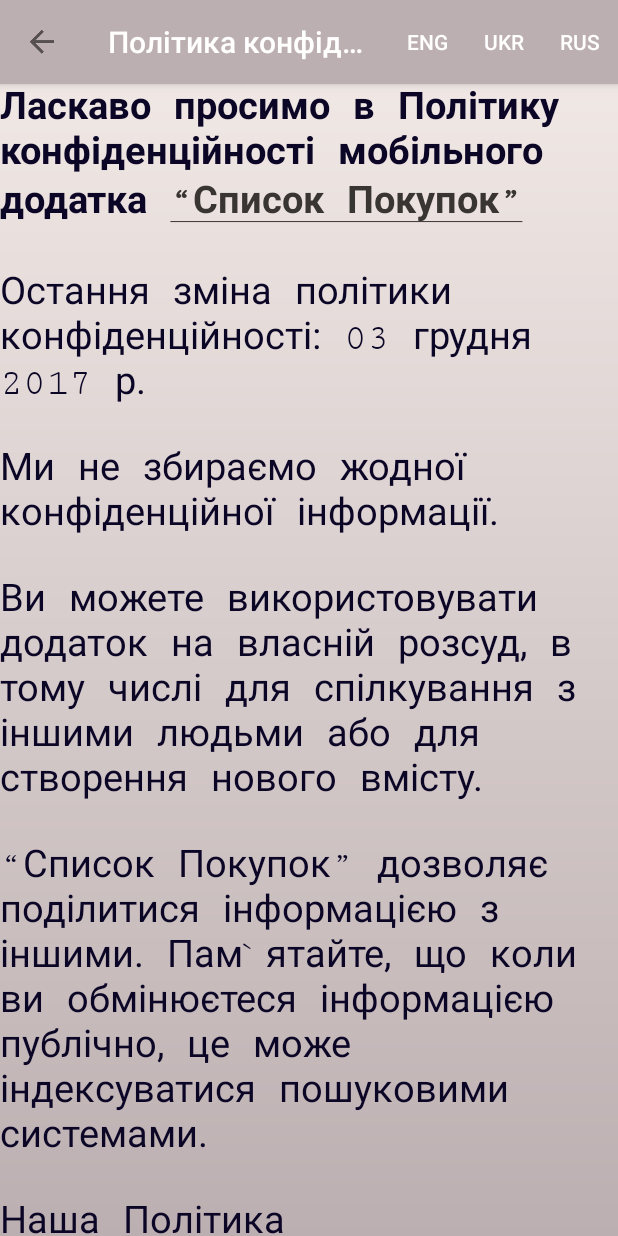
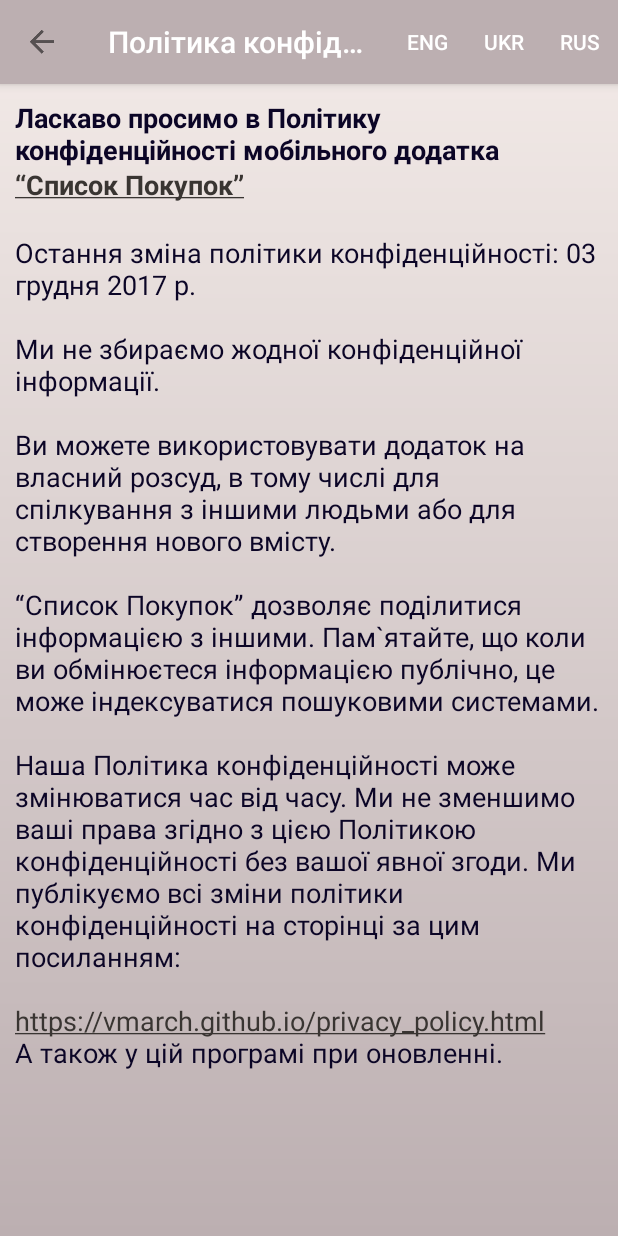
Before and after one commit to vmarch/ShoppingList, an Android app: the PrivacyPolicy screen opened directly, with no data from a screen before it, on a phone screen of 412 x 824 dp. Run offline under Robolectric (Android 15) with nearby library versions, the phone set to English and light mode, and no system bars.

Commit message:
Visual corrections. --- versionCode 12 versionName "5.1"

```diff
--- a/app/build.gradle
+++ b/app/build.gradle
@@ -7,8 +7,8 @@ android {
         applicationId "devtolife.shoppinglist"
         minSdkVersion 14
         targetSdkVersion 26
-        versionCode 11
-        versionName "5.0"
+        versionCode 12
+        versionName "5.1"
         testInstrumentationRunner "android.support.test.runner.AndroidJUnitRunner"
     }
     buildTypes {
--- a/app/src/main/res/layout/main_layout.xml
+++ b/app/src/main/res/layout/main_layout.xml
@@ -40,7 +40,6 @@
                     android:layout_width="match_parent"
                     android:layout_height="?attr/actionBarSize"
                     android:background="?attr/colorPrimary"
-                    android:elevation="4dp"
                     app:layout_scrollFlags="scroll|enterAlways"
                     app:popupTheme="@style/AppTheme.PopupOverlay" />
 
--- a/app/src/main/res/layout/privacy.xml
+++ b/app/src/main/res/layout/privacy.xml
@@ -34,8 +34,10 @@
             android:layout_width="match_parent"
             android:layout_height="wrap_content"
             android:maxLines="1000"
+            android:padding="10dp"
             android:scrollbarStyle="outsideInset"
-            android:text="" />
+            android:text=""
+            android:textSize="18sp"/>
 
     </LinearLayout>
 </LinearLayout>
--- a/app/src/main/res/values-v16/styles.xml
+++ /dev/null
@@ -1,9 +0,0 @@
-<?xml version="1.0" encoding="utf-8"?>
-<resources>
-
-    <style name="TextStyle">
-        <item name="android:textSize">25sp</item>
-        <item name="android:fontFamily">serif-monospace</item>
-        <item name="android:textColor">@color/colorOfText</item>
-    </style>
-</resources>
--- a/app/src/main/res/values/colors.xml
+++ b/app/src/main/res/values/colors.xml
@@ -1,6 +1,7 @@
 <?xml version="1.0" encoding="utf-8"?>
 <resources>
 
+    <color name="colorOfHeaderDark">#35030303</color>
     <color name="colorOfItem">#25f5f5f5</color>
     <color name="colorOfText">#0b0526</color>
 
--- a/app/src/main/res/values/dimens.xml
+++ b/app/src/main/res/values/dimens.xml
@@ -9,11 +9,9 @@
     <dimen name="article_keylines">72dp</dimen>
     <dimen name="avator_size">40dp</dimen>
     <dimen name="card_title_height">40dp</dimen>
-    <!--<dimen name="article_titles">20sp</dimen>-->
     <dimen name="cards_button_width">48dp</dimen>
     <dimen name="cards_button_height">48dp</dimen>
     <dimen name="article_subheading">16sp</dimen>
     <dimen name="card_image_height">200dp</dimen>
-    <!--<dimen name="list_body">14sp</dimen>-->
     <dimen name="navheader_height">150dp</dimen>
 </resources>
--- a/app/src/main/res/values/strings.xml
+++ b/app/src/main/res/values/strings.xml
@@ -21,8 +21,8 @@
 
     <string name="btn_edit_ok">Готово</string>
     <string name="btn_edit_cancel">Відміна</string>
+
     <string name="privacy_full_eng"><![CDATA[
-
     <p align="justify"><b>Welcome to the <a
     href="https://play.google.com/store/apps/details?id=devtolife.shoppinglist">“Shopping
     List”</a> Privacy Policy</b><br>
@@ -33,13 +33,18 @@
 	<br>
 	You can use “Shopping List” at your own discretion to communicate with other people or to create new content.<br>
 	<br>
-	The “Shopping List” let you share information with others. Remember that when you share information publicly, it may be indexable by search engines.<br>
+	The “Shopping List” let you share information with others.
+	Remember that when you share information publicly, it may be indexable by search engines.<br>
 	<br>
-    Our Privacy Policy may change from time to time. We will not reduce your rights under this Privacy Policy without your explicit consent. We will post any privacy policy changes on this
-    page.</p><br>]]></string>
+    Our Privacy Policy may change from time to time.
+    We will not reduce your rights under this Privacy Policy without your explicit consent.
+    We will post any privacy policy changes on this
+    page by this link:</p>
+    <a href="https://vmarch.github.io/privacy_policy.html">https://vmarch.github.io/privacy_policy.html</a></b><br>
+    And in this application while update.
+    ]]></string>
 
     <string name="privacy_full_ukr"><![CDATA[
-
     <p align="justify"><b>Ласкаво просимо в Політику конфіденційності мобільного додатка <a
     href="https://play.google.com/store/apps/details?id=devtolife.shoppinglist">“Список
     Покупок”</a></b><br>
@@ -48,17 +53,20 @@
 	<br>
 	Ми не збираємо жодної конфіденційної інформації.<br>
 	<br>
-	Ви можете використовувати додаток на власній розсуд, в тому числі для спілкування з іншими людьми або для створення нового вмісту.<br>
+	Ви можете використовувати додаток на власний розсуд, в тому числі для спілкування з іншими людьми або для створення нового вмісту.<br>
 	<br>
 	“Список Покупок” дозволяє поділитися інформацією з іншими. Пам`ятайте, що коли ви обмінюєтеся інформацією публічно, це може індексуватися пошуковими системами.<br>
 	<br>
-	Наша Політика конфіденційності може змінюватися час від часу. Ми не зменшимо ваші права згідно з цією Політикою конфіденційності без вашої явної згоди. Ми публікуємо всі зміни політики конфіденційності на цій сторінці.</p><br>
+	Наша Політика конфіденційності може змінюватися час від часу.
+	Ми не зменшимо ваші права згідно з цією Політикою конфіденційності без вашої явної згоди.
+	Ми публікуємо всі зміни політики конфіденційності на сторінці за цим посиланням:</p>
+	<a href="https://vmarch.github.io/privacy_policy.html">https://vmarch.github.io/privacy_policy.html</a></b><br>
+    А також у цій програмі при оновленні.
+
 
     ]]></string>
 
     <string name="privacy_full_rus"><![CDATA[
-
-
     <p align="justify"><b>Добро пожаловать в Политику конфиденциальности мобильного приложения <a
     href="https://play.google.com/store/apps/details?id=devtolife.shoppinglist">“Список
     Покупок”</a></b><br>
@@ -67,21 +75,25 @@
 	<br>
     Мы не собираем никакой конфиденциальной информации.<br>
     <br>
-Вы можете использовать приложение на ваше усмотрение. В том числе для общения с другими людьми или для создания нового содержания.<br>
+    Вы можете использовать приложение на ваше усмотрение.
+    В том числе для общения с другими людьми или для создания нового содержания.<br>
     <br>
-“Список Покупок” позволяет поделиться информацией с другими. Помните, что когда вы обмениваетесь информацией публично, это может индексироваться поисковыми системами. <br>
+    “Список Покупок” позволяет поделиться информацией с другими.
+    Помните, что когда вы обмениваетесь информацией публично, это может индексироваться поисковыми системами. <br>
     <br>
-Наша Политика конфиденциальности может меняться время от времени. Мы не уменьшим ваши права в соответствии с настоящей Политикой конфиденциальности без вашего явного согласия. Мы публикуем все изменения политики конфиденциальности на этой странице.<br>
+    Наша Политика конфиденциальности может меняться время от времени.
+    Мы не уменьшим ваши права в соответствии с настоящей Политикой конфиденциальности
+    без вашего явного согласия.
+    Мы публикуем все изменения политики конфиденциальности на странице по этой ссылке:</p>
+    <a href="https://vmarch.github.io/privacy_policy.html">https://vmarch.github.io/privacy_policy.html</a></b><br>
+    А так же в приложенни при обновлении.
     ]]></string>
-
-
-    <string name="privacy_short">Користуючись даним додатком Ви погоджуєтесь з Політикою конфіденційності</string>
 
     <string name="action_settings">Налаштування</string>
     <string name="action_theme">Тема</string>
     <string name="action_star">Оцініть додаток</string>
     <string name="open_privacy">Переглянути: "https://vmarch.github.io/privacy_policy.html"</string>
-    <string name="action_privacy">Політика конфіденційності</string>
+    <string name="action_privacy">Правила</string>
     <string name="action_about_app">Про програму</string>
 
     <string name="about_row_name">Name: ShoppingList</string>
@@ -91,8 +103,10 @@
 
     <string name="navigation_drawer_open">Open navigation drawer</string>
     <string name="navigation_drawer_close">Close navigation drawer</string>
+
     <string name="header_caption">(Закон Паттона)</string>
     <string name="header_aphorism">Хороший план сегодня лучше безупречного завтра.</string>
+
     <string name="string_menu_eng">ENG</string>
     <string name="string_menu_ukr">UKR</string>
     <string name="string_menu_rus">RUS</string>
--- a/app/src/main/res/values/styles.xml
+++ b/app/src/main/res/values/styles.xml
@@ -61,5 +61,4 @@
 
         <style name="AppTheme.PopupOverlay" parent="ThemeOverlay.AppCompat.Light" />
 
-
     </resources>
```
Also changed, not shown: app/src/main/res/drawable-xxxhdpi/side_nav_bar.xml (deleted, +0 -9 lines), app/src/main/res/layout-v21/main_layout.xml (deleted, +0 -80 lines), app/src/main/res/layout/navheader.xml (+7 -5 lines). Lines whose indentation alone changed are shown as unchanged.
